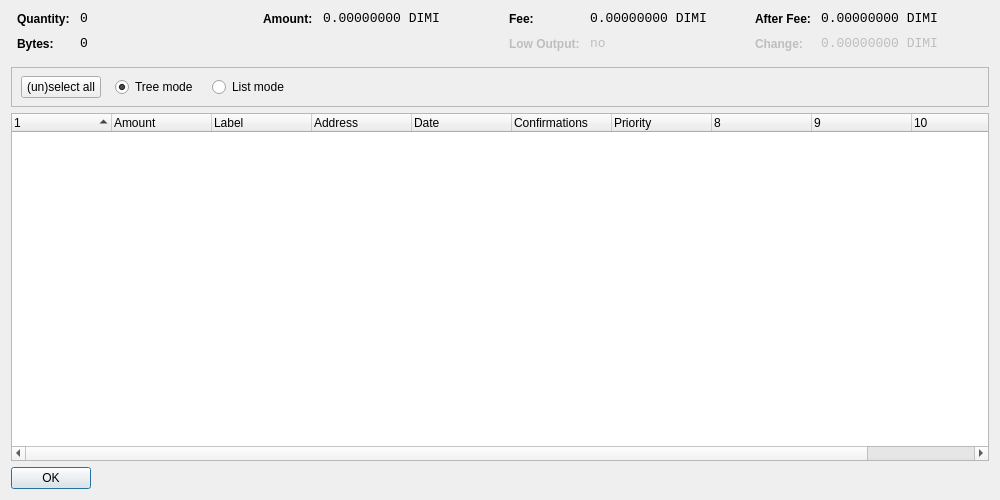
wizadr/DiminutiveCoin, file src/qt/forms/coincontroldialog.ui: the form before one commit.
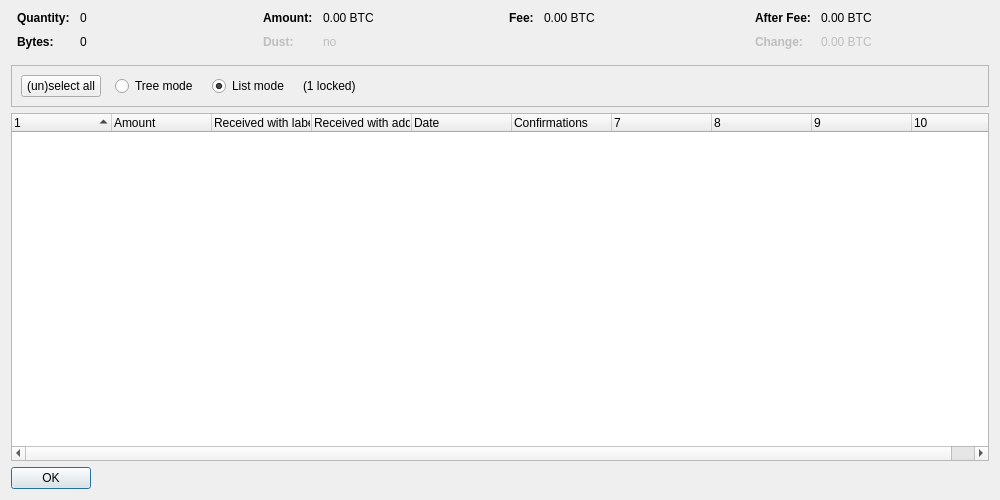
The form after the commit. Custom widgets are drawn as their Qt base class.

The edit to the form file:
```diff
--- a/src/qt/forms/coincontroldialog.ui
+++ b/src/qt/forms/coincontroldialog.ui
@@ -38,8 +38,11 @@
        </property>
        <item row="0" column="0">
         <widget class="QLabel" name="labelCoinControlQuantityText">
-         <property name="styleSheet">
-          <string notr="true">font-weight:bold;</string>
+         <property name="font">
+          <font>
+           <weight>75</weight>
+           <bold>true</bold>
+          </font>
          </property>
          <property name="text">
           <string>Quantity:</string>
@@ -48,12 +51,6 @@
        </item>
        <item row="0" column="1">
         <widget class="QLabel" name="labelCoinControlQuantity">
-         <property name="font">
-          <font>
-           <family>Monospace</family>
-           <pointsize>10</pointsize>
-          </font>
-         </property>
          <property name="cursor">
           <cursorShape>IBeamCursor</cursorShape>
          </property>
@@ -70,8 +67,11 @@
        </item>
        <item row="1" column="0">
         <widget class="QLabel" name="labelCoinControlBytesText">
-         <property name="styleSheet">
-          <string notr="true">font-weight:bold;</string>
+         <property name="font">
+          <font>
+           <weight>75</weight>
+           <bold>true</bold>
+          </font>
          </property>
          <property name="text">
           <string>Bytes:</string>
@@ -80,12 +80,6 @@
        </item>
        <item row="1" column="1">
         <widget class="QLabel" name="labelCoinControlBytes">
-         <property name="font">
-          <font>
-           <family>Monospace</family>
-           <pointsize>10</pointsize>
-          </font>
-         </property>
          <property name="cursor">
           <cursorShape>IBeamCursor</cursorShape>
          </property>
@@ -118,8 +112,11 @@
        </property>
        <item row="0" column="0">
         <widget class="QLabel" name="labelCoinControlAmountText">
-         <property name="styleSheet">
-          <string notr="true">font-weight:bold;</string>
+         <property name="font">
+          <font>
+           <weight>75</weight>
+           <bold>true</bold>
+          </font>
          </property>
          <property name="text">
           <string>Amount:</string>
@@ -128,12 +125,41 @@
        </item>
        <item row="0" column="1">
         <widget class="QLabel" name="labelCoinControlAmount">
+         <property name="cursor">
+          <cursorShape>IBeamCursor</cursorShape>
+         </property>
+         <property name="contextMenuPolicy">
+          <enum>Qt::ActionsContextMenu</enum>
+         </property>
+         <property name="text">
+          <string notr="true">0.00 BTC</string>
+         </property>
+         <property name="textInteractionFlags">
+          <set>Qt::LinksAccessibleByMouse|Qt::TextSelectableByKeyboard|Qt::TextSelectableByMouse</set>
+         </property>
+        </widget>
+       </item>
+       <item row="1" column="0">
+        <widget class="QLabel" name="labelCoinControlLowOutputText">
+         <property name="enabled">
+          <bool>false</bool>
+         </property>
          <property name="font">
           <font>
-           <family>Monospace</family>
-           <pointsize>10</pointsize>
+           <weight>75</weight>
+           <bold>true</bold>
           </font>
          </property>
+         <property name="text">
+          <string>Dust:</string>
+         </property>
+        </widget>
+       </item>
+       <item row="1" column="1">
+        <widget class="QLabel" name="labelCoinControlLowOutput">
+         <property name="enabled">
+          <bool>false</bool>
+         </property>
          <property name="cursor">
           <cursorShape>IBeamCursor</cursorShape>
          </property>
@@ -141,7 +167,7 @@
           <enum>Qt::ActionsContextMenu</enum>
          </property>
          <property name="text">
-          <string notr="true">0.00000000 DIMI</string>
+          <string notr="true">no</string>
          </property>
          <property name="textInteractionFlags">
           <set>Qt::LinksAccessibleByMouse|Qt::TextSelectableByKeyboard|Qt::TextSelectableByMouse</set>
@@ -166,8 +192,11 @@
        </property>
        <item row="0" column="0">
         <widget class="QLabel" name="labelCoinControlFeeText">
-         <property name="styleSheet">
-          <string notr="true">font-weight:bold;</string>
+         <property name="font">
+          <font>
+           <weight>75</weight>
+           <bold>true</bold>
+          </font>
          </property>
          <property name="text">
           <string>Fee:</string>
@@ -176,12 +205,6 @@
        </item>
        <item row="0" column="1">
         <widget class="QLabel" name="labelCoinControlFee">
-         <property name="font">
-          <font>
-           <family>Monospace</family>
-           <pointsize>10</pointsize>
-          </font>
-         </property>
          <property name="cursor">
           <cursorShape>IBeamCursor</cursorShape>
          </property>
@@ -189,45 +212,7 @@
           <enum>Qt::ActionsContextMenu</enum>
          </property>
          <property name="text">
-          <string notr="true">0.00000000 DIMI</string>
-         </property>
-         <property name="textInteractionFlags">
-          <set>Qt::LinksAccessibleByMouse|Qt::TextSelectableByKeyboard|Qt::TextSelectableByMouse</set>
-         </property>
-        </widget>
-       </item>
-       <item row="1" column="0">
-        <widget class="QLabel" name="labelCoinControlLowOutputText">
-         <property name="enabled">
-          <bool>false</bool>
-         </property>
-         <property name="styleSheet">
-          <string notr="true">font-weight:bold;</string>
-         </property>
-         <property name="text">
-          <string>Low Output:</string>
-         </property>
-        </widget>
-       </item>
-       <item row="1" column="1">
-        <widget class="QLabel" name="labelCoinControlLowOutput">
-         <property name="enabled">
-          <bool>false</bool>
-         </property>
-         <property name="font">
-          <font>
-           <family>Monospace</family>
-           <pointsize>10</pointsize>
-          </font>
-         </property>
-         <property name="cursor">
-          <cursorShape>IBeamCursor</cursorShape>
-         </property>
-         <property name="contextMenuPolicy">
-          <enum>Qt::ActionsContextMenu</enum>
-         </property>
-         <property name="text">
-          <string notr="true">no</string>
+          <string notr="true">0.00 BTC</string>
          </property>
          <property name="textInteractionFlags">
           <set>Qt::LinksAccessibleByMouse|Qt::TextSelectableByKeyboard|Qt::TextSelectableByMouse</set>
@@ -252,8 +237,11 @@
        </property>
        <item row="0" column="0">
         <widget class="QLabel" name="labelCoinControlAfterFeeText">
-         <property name="styleSheet">
-          <string notr="true">font-weight:bold;</string>
+         <property name="font">
+          <font>
+           <weight>75</weight>
+           <bold>true</bold>
+          </font>
          </property>
          <property name="text">
           <string>After Fee:</string>
@@ -262,12 +250,6 @@
        </item>
        <item row="0" column="1">
         <widget class="QLabel" name="labelCoinControlAfterFee">
-         <property name="font">
-          <font>
-           <family>Monospace</family>
-           <pointsize>10</pointsize>
-          </font>
-         </property>
          <property name="cursor">
           <cursorShape>IBeamCursor</cursorShape>
          </property>
@@ -275,7 +257,7 @@
           <enum>Qt::ActionsContextMenu</enum>
          </property>
          <property name="text">
-          <string notr="true">0.00000000 DIMI</string>
+          <string notr="true">0.00 BTC</string>
          </property>
          <property name="textInteractionFlags">
           <set>Qt::LinksAccessibleByMouse|Qt::TextSelectableByKeyboard|Qt::TextSelectableByMouse</set>
@@ -287,8 +269,11 @@
          <property name="enabled">
           <bool>false</bool>
          </property>
-         <property name="styleSheet">
-          <string notr="true">font-weight:bold;</string>
+         <property name="font">
+          <font>
+           <weight>75</weight>
+           <bold>true</bold>
+          </font>
          </property>
          <property name="text">
           <string>Change:</string>
@@ -300,12 +285,6 @@
          <property name="enabled">
           <bool>false</bool>
          </property>
-         <property name="font">
-          <font>
-           <family>Monospace</family>
-           <pointsize>10</pointsize>
-          </font>
-         </property>
          <property name="cursor">
           <cursorShape>IBeamCursor</cursorShape>
          </property>
@@ -313,7 +292,7 @@
           <enum>Qt::ActionsContextMenu</enum>
          </property>
          <property name="text">
-          <string notr="true">0.00000000 DIMI</string>
+          <string notr="true">0.00 BTC</string>
          </property>
          <property name="textInteractionFlags">
           <set>Qt::LinksAccessibleByMouse|Qt::TextSelectableByKeyboard|Qt::TextSelectableByMouse</set>
@@ -338,15 +317,8 @@
      <property name="frameShadow">
       <enum>QFrame::Sunken</enum>
      </property>
-     <widget class="QWidget" name="horizontalLayoutWidget">
-      <property name="geometry">
-       <rect>
-        <x>10</x>
-        <y>0</y>
-        <width>781</width>
-        <height>41</height>
-       </rect>
-      </property>
+     <layout class="QHBoxLayout" name="horizontalLayout">
+      <item>
       <layout class="QHBoxLayout" name="horizontalLayoutPanel" stretch="0,0,0,0,0">
        <property name="spacing">
         <number>14</number>
@@ -362,6 +334,9 @@
          <property name="text">
           <string>(un)select all</string>
          </property>
+          <property name="autoDefault">
+           <bool>false</bool>
+          </property>
         </widget>
        </item>
        <item>
@@ -375,9 +350,6 @@
          <property name="text">
           <string>Tree mode</string>
          </property>
-         <property name="checked">
-          <bool>true</bool>
-         </property>
         </widget>
        </item>
        <item>
@@ -391,6 +363,16 @@
          <property name="text">
           <string>List mode</string>
          </property>
+          <property name="checked">
+           <bool>true</bool>
+          </property>
+         </widget>
+        </item>
+        <item>
+         <widget class="QLabel" name="labelLocked">
+          <property name="text">
+           <string notr="true">(1 locked)</string>
+          </property>
         </widget>
        </item>
        <item>
@@ -407,7 +389,8 @@
         </spacer>
        </item>
       </layout>
-     </widget>
+      </item>
+     </layout>
     </widget>
    </item>
    <item>
@@ -419,7 +402,7 @@
       <bool>false</bool>
      </property>
      <property name="columnCount">
-      <number>11</number>
+      <number>10</number>
      </property>
      <attribute name="headerShowSortIndicator" stdset="0">
       <bool>true</bool>
@@ -439,12 +422,12 @@
      </column>
      <column>
       <property name="text">
-       <string>Label</string>
+       <string>Received with label</string>
       </property>
      </column>
      <column>
       <property name="text">
-       <string>Address</string>
+       <string>Received with address</string>
       </property>
      </column>
      <column>
@@ -460,11 +443,6 @@
        <string>Confirmed</string>
       </property>
      </column>
-     <column>
-      <property name="text">
-       <string>Priority</string>
-      </property>
-     </column>
      <column>
       <property name="text">
        <string/>
```
Left out of the diff: 2 changed lines with no effect on the pictures. Lines whose indentation alone changed are shown as unchanged.
